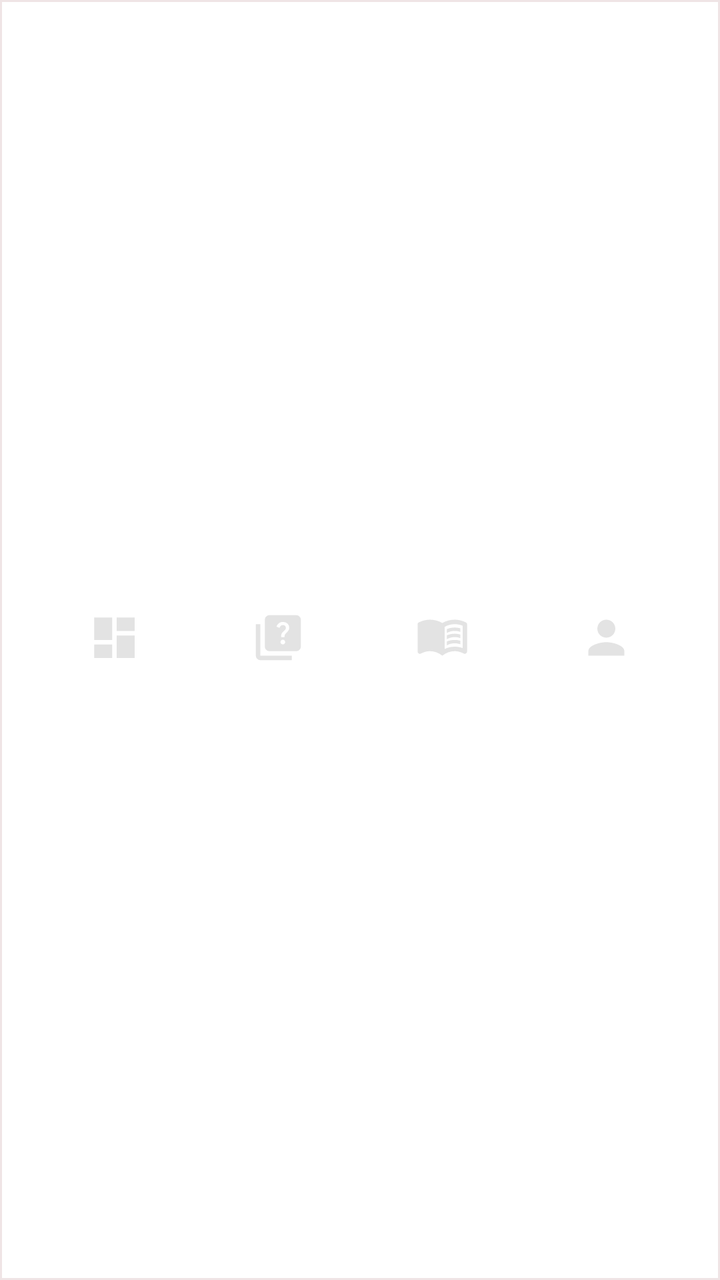
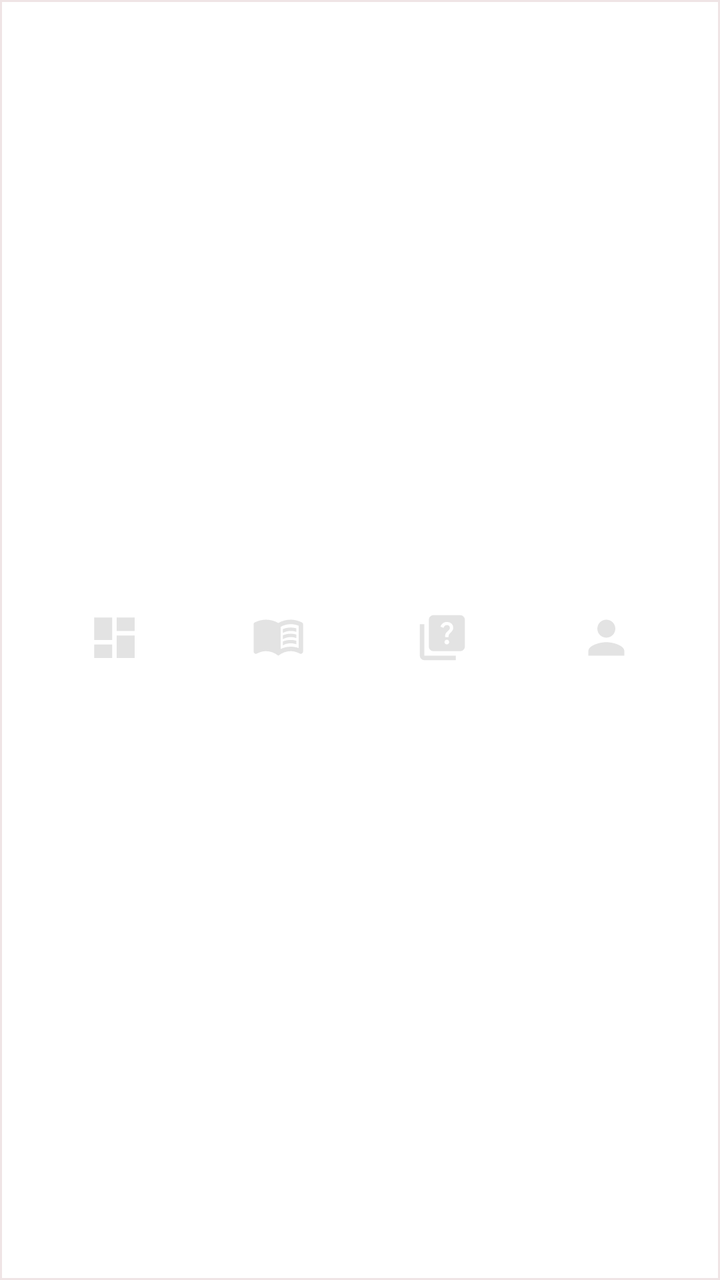

Before-and-after screenshots of an Android layout around one commit, followed by the original layout XML and the change that was made.
<!-- AndroidManifest.xml: application theme Theme.MiniMoodle -->
<!-- res/layout/layout_bottom_nav.xml -->
<?xml version="1.0" encoding="utf-8"?>
<LinearLayout xmlns:android="http://schemas.android.com/apk/res/android"
    android:id="@+id/bottomNav"
    android:layout_width="match_parent"
    android:layout_height="64dp"
    android:background="@drawable/bg_bottom_nav"
    android:gravity="center"
    android:orientation="horizontal"
    android:paddingStart="16dp"
    android:paddingEnd="16dp">

    <LinearLayout
        android:layout_width="0dp"
        android:layout_height="match_parent"
        android:layout_weight="1"
        android:gravity="center"
        android:orientation="vertical">

        <ImageButton
            android:id="@+id/navDashboard"
            android:layout_width="match_parent"
            android:layout_height="42dp"
            android:background="?attr/selectableItemBackgroundBorderless"
            android:contentDescription="@string/nav_dashboard"
            android:paddingTop="10dp"
            android:paddingBottom="5dp"
            android:scaleType="fitCenter"
            android:src="@drawable/ic_nav_dashboard" />

        <View
            android:id="@+id/navDashboardDot"
            android:layout_width="6dp"
            android:layout_height="6dp"
            android:layout_marginBottom="1dp"
            android:background="@drawable/bg_nav_dot"
            android:visibility="invisible" />
    </LinearLayout>

    <LinearLayout
        android:layout_width="0dp"
        android:layout_height="match_parent"
        android:layout_weight="1"
        android:gravity="center"
        android:orientation="vertical">

        <ImageButton
            android:id="@+id/navAssignments"
            android:layout_width="match_parent"
            android:layout_height="42dp"
            android:background="?attr/selectableItemBackgroundBorderless"
            android:contentDescription="@string/nav_quizzes"
            android:paddingTop="10dp"
            android:paddingBottom="5dp"
            android:scaleType="fitCenter"
            android:src="@drawable/ic_nav_quiz" />

        <View
            android:id="@+id/navAssignmentsDot"
            android:layout_width="6dp"
            android:layout_height="6dp"
            android:layout_marginBottom="1dp"
            android:background="@drawable/bg_nav_dot"
            android:visibility="invisible" />
    </LinearLayout>

    <LinearLayout
        android:layout_width="0dp"
        android:layout_height="match_parent"
        android:layout_weight="1"
        android:gravity="center"
        android:orientation="vertical">

        <ImageButton
            android:id="@+id/navCourses"
            android:layout_width="match_parent"
            android:layout_height="42dp"
            android:background="?attr/selectableItemBackgroundBorderless"
            android:contentDescription="@string/nav_courses"
            android:paddingTop="10dp"
            android:paddingBottom="5dp"
            android:scaleType="fitCenter"
            android:src="@drawable/ic_nav_book" />

        <View
            android:id="@+id/navCoursesDot"
            android:layout_width="6dp"
            android:layout_height="6dp"
            android:layout_marginBottom="1dp"
            android:background="@drawable/bg_nav_dot"
            android:visibility="invisible" />
    </LinearLayout>

    <LinearLayout
        android:layout_width="0dp"
        android:layout_height="match_parent"
        android:layout_weight="1"
        android:gravity="center"
        android:orientation="vertical">

        <ImageButton
            android:id="@+id/navProfile"
            android:layout_width="match_parent"
            android:layout_height="42dp"
            android:background="?attr/selectableItemBackgroundBorderless"
            android:contentDescription="@string/nav_profile"
            android:paddingTop="10dp"
            android:paddingBottom="5dp"
            android:scaleType="fitCenter"
            android:src="@drawable/ic_nav_profile" />

        <View
            android:id="@+id/navProfileDot"
            android:layout_width="6dp"
            android:layout_height="6dp"
            android:layout_marginBottom="1dp"
            android:background="@drawable/bg_nav_dot"
            android:visibility="invisible" />
    </LinearLayout>

</LinearLayout>
<!-- resources referenced by this layout -->
<resources>
  <!-- drawable bg_bottom_nav (drawable) -->
  <?xml version="1.0" encoding="utf-8"?>
  <shape xmlns:android="http://schemas.android.com/apk/res/android">
      <solid android:color="@color/white" />
      <stroke android:width="1dp" android:color="#EFE4E5" />
  </shape>
  <!-- drawable bg_nav_dot (drawable) -->
  <?xml version="1.0" encoding="utf-8"?>
  <shape xmlns:android="http://schemas.android.com/apk/res/android"
      android:shape="oval">
      <solid android:color="@color/button_orange" />
  </shape>
  <!-- drawable ic_nav_book (drawable) -->
  <vector xmlns:android="http://schemas.android.com/apk/res/android"
      android:width="24dp"
      android:height="24dp"
      android:viewportWidth="960"
      android:viewportHeight="960">
    <path
        android:pathData="M560,396v-68q33,-14 67.5,-21t72.5,-7q26,0 51,4t49,10v64q-24,-9 -48.5,-13.5T700,360q-38,0 -73,9.5T560,396ZM560,616v-68q33,-14 67.5,-21t72.5,-7q26,0 51,4t49,10v64q-24,-9 -48.5,-13.5T700,580q-38,0 -73,9t-67,27ZM560,506v-68q33,-14 67.5,-21t72.5,-7q26,0 51,4t49,10v64q-24,-9 -48.5,-13.5T700,470q-38,0 -73,9.5T560,506ZM520,682q44,-21 88.5,-31.5T700,640q36,0 70.5,6t69.5,18v-396q-33,-14 -68.5,-21t-71.5,-7q-47,0 -93,12t-87,36v394ZM480,800q-48,-38 -104,-59t-116,-21q-42,0 -82.5,11T100,762q-21,11 -40.5,-1T40,726v-482q0,-11 5.5,-21T62,208q47,-23 96.5,-35.5T260,160q58,0 113.5,15T480,220q51,-30 106.5,-45T700,160q52,0 101.5,12.5T898,208q11,5 16.5,15t5.5,21v482q0,23 -19.5,35t-40.5,1q-37,-20 -77.5,-31T700,720q-60,0 -116,21t-104,59Z"
        android:fillColor="#e3e3e3"/>
  </vector>
  <!-- drawable ic_nav_dashboard (drawable) -->
  <vector xmlns:android="http://schemas.android.com/apk/res/android"
      android:width="24dp"
      android:height="24dp"
      android:viewportWidth="960"
      android:viewportHeight="960">
    <path
        android:pathData="M520,360v-240h320v240L520,360ZM120,520v-400h320v400L120,520ZM520,840v-400h320v400L520,840ZM120,840v-240h320v240L120,840Z"
        android:fillColor="#e3e3e3"/>
  </vector>
  <!-- drawable ic_nav_profile (drawable) -->
  <vector xmlns:android="http://schemas.android.com/apk/res/android"
      android:width="24dp"
      android:height="24dp"
      android:viewportWidth="24"
      android:viewportHeight="24">
    <path
        android:pathData="M12,12c2.21,0 4,-1.79 4,-4s-1.79,-4 -4,-4 -4,1.79 -4,4 1.79,4 4,4zM12,14c-2.67,0 -8,1.34 -8,4v2h16v-2c0,-2.66 -5.33,-4 -8,-4z"
        android:fillColor="#e3e3e3"/>
  </vector>
  <!-- drawable ic_nav_quiz (drawable) -->
  <vector xmlns:android="http://schemas.android.com/apk/res/android"
      android:width="24dp"
      android:height="24dp"
      android:viewportWidth="960"
      android:viewportHeight="960">
    <path
        android:pathData="M589.5,587.5Q602,575 602,558t-12.5,-29.5Q577,516 560,516t-29.5,12.5Q518,541 518,558t12.5,29.5Q543,600 560,600t29.5,-12.5ZM530,472h60q0,-29 6,-42.5t28,-35.5q30,-30 40,-48.5t10,-43.5q0,-45 -31.5,-73.5T560,200q-41,0 -71.5,23T446,284l54,22q9,-25 24.5,-37.5T560,256q24,0 39,13.5t15,36.5q0,14 -8,26.5T578,364q-33,29 -40.5,45.5T530,472ZM320,720q-33,0 -56.5,-23.5T240,640v-480q0,-33 23.5,-56.5T320,80h480q33,0 56.5,23.5T880,160v480q0,33 -23.5,56.5T800,720L320,720ZM160,880q-33,0 -56.5,-23.5T80,800v-560h80v560h560v80L160,880Z"
        android:fillColor="#e3e3e3"/>
  </vector>
  <string name="nav_courses">Cours</string>
  <string name="nav_dashboard">Tableau de bord</string>
  <string name="nav_profile">Compte</string>
  <string name="nav_quizzes">Quiz</string>
  <style name="Theme.MiniMoodle" parent="Base.Theme.MiniMoodle" />
  <color name="white">#FFFFFFFF</color>
  <color name="button_orange">#FF7648</color>
  <style name="Base.Theme.MiniMoodle" parent="Theme.AppCompat.Light.NoActionBar">
          <item name="android:windowLightStatusBar">true</item>
          <item name="android:statusBarColor">@color/screen_gray</item>
          <item name="colorPrimary">@color/header_green</item>
          <item name="colorAccent">@color/button_orange</item>
      </style>
  <color name="screen_gray">#faf9f9</color>
  <color name="header_green">#005842</color>
</resources>

<!-- the commit's change to res/layout/layout_bottom_nav.xml (unified diff, before → after) -->
@@ -44,18 +44,18 @@
         android:orientation="vertical">
 
         <ImageButton
-            android:id="@+id/navAssignments"
+            android:id="@+id/navCourses"
             android:layout_width="match_parent"
             android:layout_height="42dp"
             android:background="?attr/selectableItemBackgroundBorderless"
-            android:contentDescription="@string/nav_quizzes"
+            android:contentDescription="@string/nav_courses"
             android:paddingTop="10dp"
             android:paddingBottom="5dp"
             android:scaleType="fitCenter"
-            android:src="@drawable/ic_nav_quiz" />
+            android:src="@drawable/ic_nav_book" />
 
         <View
-            android:id="@+id/navAssignmentsDot"
+            android:id="@+id/navCoursesDot"
             android:layout_width="6dp"
             android:layout_height="6dp"
             android:layout_marginBottom="1dp"
@@ -71,18 +71,18 @@
         android:orientation="vertical">
 
         <ImageButton
-            android:id="@+id/navCourses"
+            android:id="@+id/navAssignments"
             android:layout_width="match_parent"
             android:layout_height="42dp"
             android:background="?attr/selectableItemBackgroundBorderless"
-            android:contentDescription="@string/nav_courses"
+            android:contentDescription="@string/nav_quizzes"
             android:paddingTop="10dp"
             android:paddingBottom="5dp"
             android:scaleType="fitCenter"
-            android:src="@drawable/ic_nav_book" />
+            android:src="@drawable/ic_nav_quiz" />
 
         <View
-            android:id="@+id/navCoursesDot"
+            android:id="@+id/navAssignmentsDot"
             android:layout_width="6dp"
             android:layout_height="6dp"
             android:layout_marginBottom="1dp"
